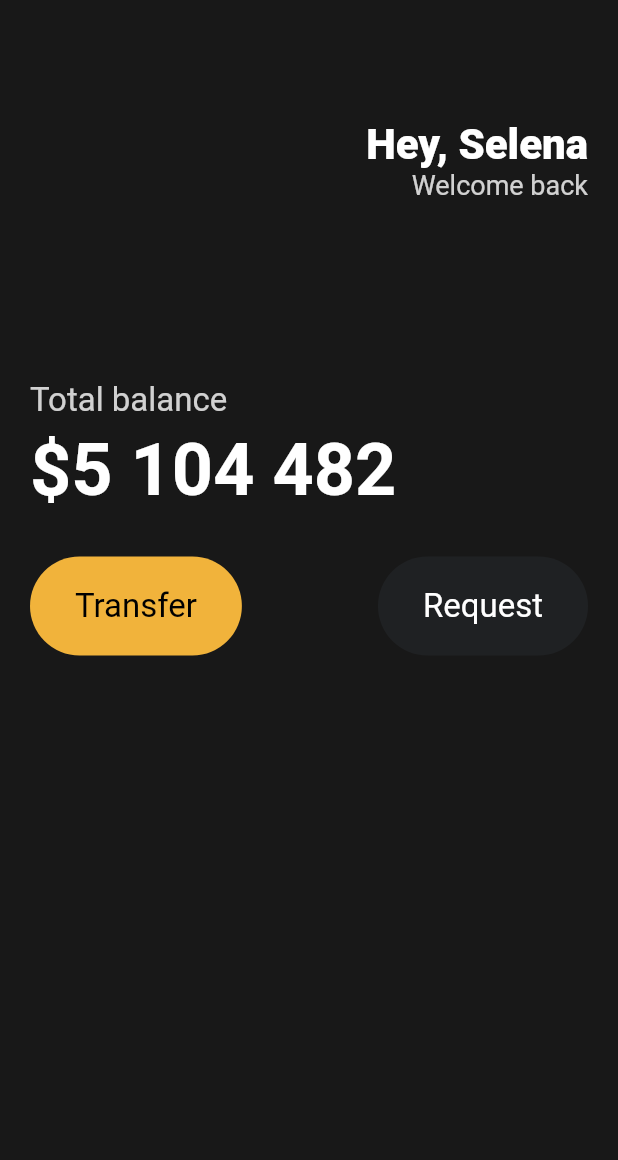
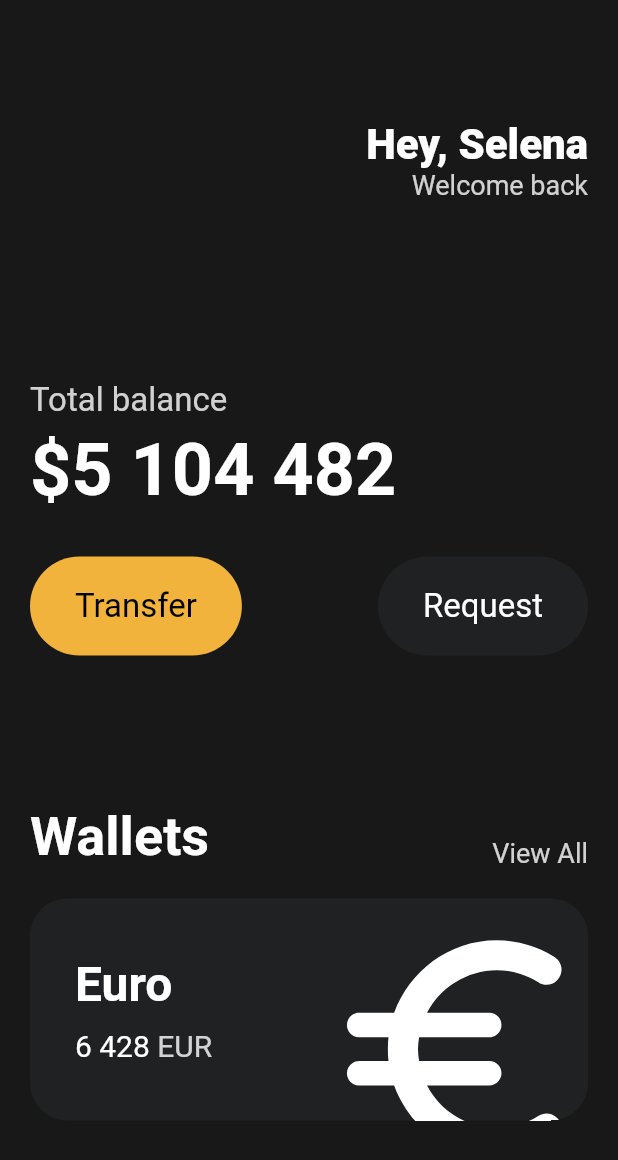
Before and after one commit to Potato-Y/nomadcoders_toonflix, a Flutter app: the screen it shows after launch, on a phone screen of 412 x 824 dp. Shown: the top 1160 px of the screen. Run offline on Flutter 3.47's test engine with Material 2 defaults, Android fonts, the phone set to English and light mode, and no system bars.

Commit message:
3.7 카드 추가

```diff
--- a/lib/main.dart
+++ b/lib/main.dart
@@ -84,6 +84,95 @@
                     textColor: Colors.white,
                   ),
                 ],
+              ),
+              const SizedBox(
+                height: 100,
+              ),
+              Row(
+                mainAxisAlignment: MainAxisAlignment.spaceBetween,
+                crossAxisAlignment: CrossAxisAlignment.end,
+                children: [
+                  const Text(
+                    'Wallets',
+                    style: TextStyle(
+                      color: Colors.white,
+                      fontSize: 36,
+                      fontWeight: FontWeight.w600,
+                    ),
+                  ),
+                  Text(
+                    'View All',
+                    style: TextStyle(
+                      color: Colors.white.withOpacity(0.8),
+                      fontSize: 18,
+                    ),
+                  ),
+                ],
+              ),
+              const SizedBox(
+                height: 20,
+              ),
+              Container(
+                clipBehavior: Clip.hardEdge,
+                decoration: BoxDecoration(
+                  color: const Color(0xFF1F2123),
+                  borderRadius: BorderRadius.circular(25),
+                ),
+                child: Padding(
+                  padding: const EdgeInsets.all(30),
+                  child: Row(
+                    mainAxisAlignment: MainAxisAlignment.spaceBetween,
+                    children: [
+                      Column(
+                        crossAxisAlignment: CrossAxisAlignment.start,
+                        children: [
+                          const Text(
+                            'Euro',
+                            style: TextStyle(
+                              fontSize: 32,
+                              fontWeight: FontWeight.w600,
+                              color: Colors.white,
+                            ),
+                          ),
+                          const SizedBox(
+                            height: 10,
+                          ),
+                          Row(
+                            children: [
+                              const Text(
+                                '6 428',
+                                style: TextStyle(
+                                  color: Colors.white,
+                                  fontSize: 20,
+                                ),
+                              ),
+                              const SizedBox(
+                                width: 5,
+                              ),
+                              Text(
+                                'EUR',
+                                style: TextStyle(
+                                    color: Colors.white.withOpacity(0.8),
+                                    fontSize: 20),
+                              ),
+                            ],
+                          )
+                        ],
+                      ),
+                      Transform.scale(
+                        scale: 2.2,
+                        child: Transform.translate(
+                          offset: const Offset(-5, 12),
+                          child: const Icon(
+                            Icons.euro_rounded,
+                            color: Colors.white,
+                            size: 88,
+                          ),
+                        ),
+                      ),
+                    ],
+                  ),
+                ),
               )
             ],
           ),
```
